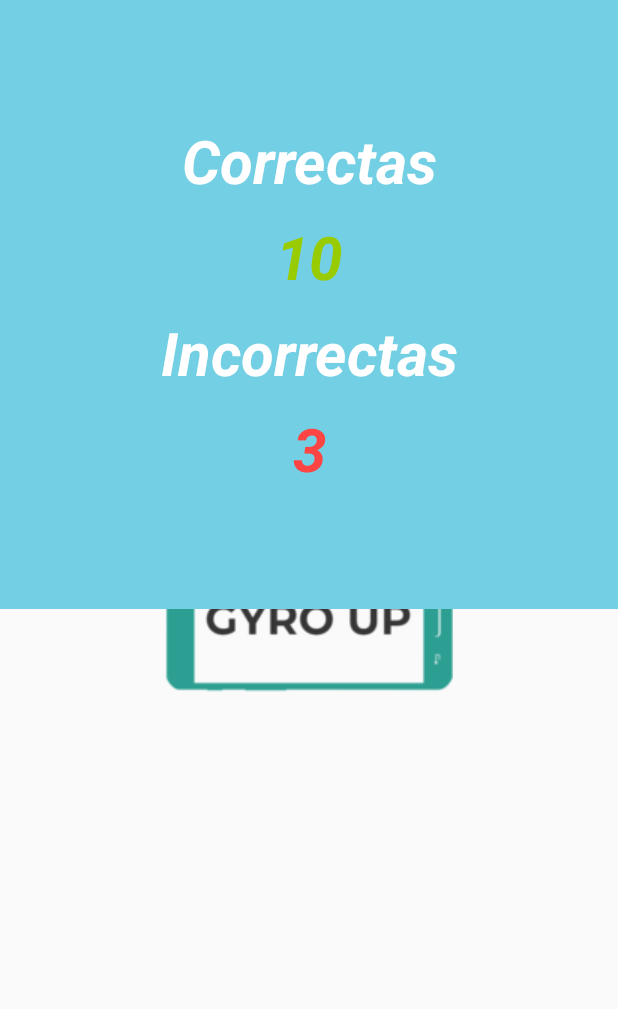
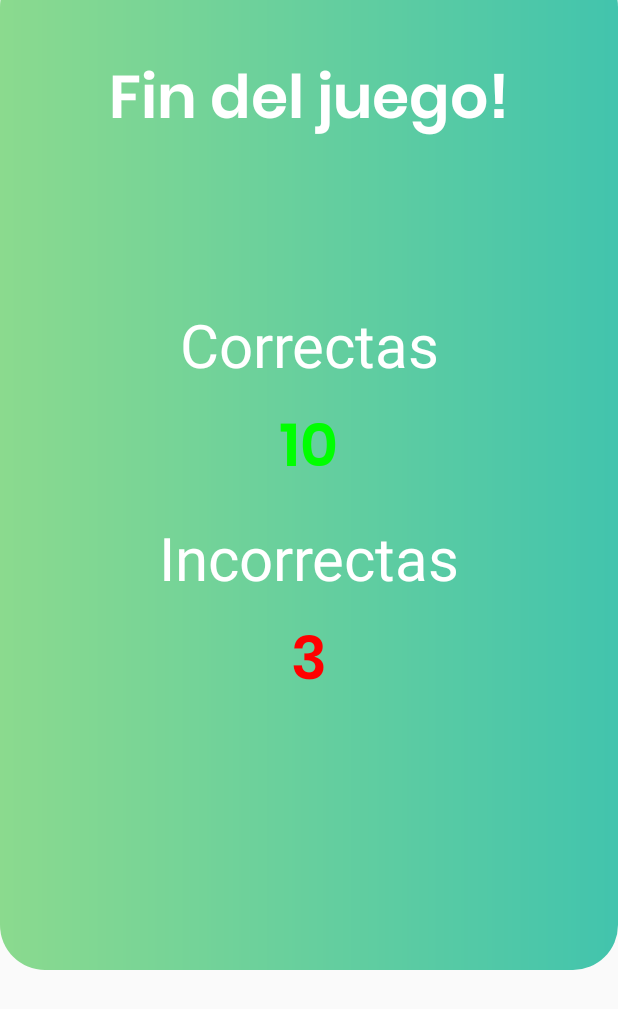
Before and after one commit to JoseRFelix/heads-up-clone, an Android app: the layout activity_result.xml on its own in the app's theme, with its tools: preview values and no code run, on a phone screen of 412 x 824 dp. Shown: the top 1009 px of the screen. Run offline under Robolectric (Android 15) with nearby library versions, the phone set to English and light mode, and no system bars.

Commit message:
Modifiqué el activity_juego y el activity_result

```diff
--- a/app/src/main/res/layout/activity_juego.xml
+++ b/app/src/main/res/layout/activity_juego.xml
@@ -4,7 +4,13 @@
     xmlns:tools="http://schemas.android.com/tools"
     android:layout_width="match_parent"
     android:layout_height="match_parent"
-    android:background="#73CFE3">
+    android:background="@drawable/bg_gradient_rounded"
+    android:orientation="horizontal"
+    android:paddingLeft="40dp"
+    android:paddingTop="10dp"
+    tools:ignore="MissingConstraints"
+    android:layout_marginLeft="-25dp"
+    android:layout_marginRight="-25dp">
 
     <RelativeLayout
         android:layout_width="wrap_content"
--- a/app/src/main/res/layout/activity_result.xml
+++ b/app/src/main/res/layout/activity_result.xml
@@ -4,18 +4,35 @@
     xmlns:tools="http://schemas.android.com/tools"
     android:layout_width="match_parent"
     android:layout_height="wrap_content"
-    android:background="@color/BackgroundBlue"
+    android:background="@drawable/bg_gradient_rounded"
+    android:orientation="vertical"
     android:gravity="center"
-    android:orientation="vertical"
-    android:padding="80dp">
+    android:paddingTop="60dp"
+    android:paddingLeft="60dp"
+    android:paddingRight="60dp"
+    android:paddingBottom="170dp"
+    tools:ignore="MissingConstraints"
+    android:layout_marginTop="-25dp"
+>
+
+    <TextView
+        android:layout_width="wrap_content"
+        android:layout_height="wrap_content"
+        android:layout_marginBottom="100dp"
+        android:fontFamily="@font/poppins_semibold"
+        android:gravity="center"
+        android:text="Fin del juego!"
+        android:textColor="#fff"
+        android:textSize="40dp" />
 
     <LinearLayout
         android:layout_width="match_parent"
         android:layout_height="wrap_content"
-        android:layout_weight="1"
-        android:gravity="center"
         android:layout_marginBottom="10dp"
-        android:orientation="vertical">
+        android:orientation="vertical"
+        android:fontFamily="@font/poppins_light"
+
+        >
 
         <TextView
             android:id="@+id/correct_Strings_Label"
@@ -26,16 +43,15 @@
             android:text="Correctas"
             android:textColor="#fff"
             android:textSize="40sp"
-            android:textStyle="bold|italic" />
-
+        />
         <TextView
             android:id="@+id/number_of_correct_strings"
             android:layout_width="match_parent"
             android:layout_height="wrap_content"
+            android:textColor="#00FF00"
             android:gravity="center_horizontal"
-            android:textColor="@android:color/holo_green_light"
+            android:fontFamily="@font/poppins_semibold"
             android:textSize="40sp"
-            android:textStyle="bold|italic"
             tools:text="10" />
 
     </LinearLayout>
@@ -43,9 +59,7 @@
     <LinearLayout
         android:layout_width="match_parent"
         android:layout_height="wrap_content"
-        android:layout_weight="1"
-
-        android:gravity="center"
+        android:fontFamily="@font/poppins_light"
         android:orientation="vertical">
 
         <TextView
@@ -57,17 +71,16 @@
             android:text="Incorrectas"
             android:textColor="#fff"
             android:textSize="40sp"
-            android:textStyle="bold|italic"
             tools:text="Incorrectas" />
 
         <TextView
             android:id="@+id/number_of_skipped_strings"
             android:layout_width="match_parent"
             android:layout_height="wrap_content"
+            android:fontFamily="@font/poppins_semibold"
             android:gravity="center_horizontal"
-            android:textColor="@android:color/holo_red_light"
+            android:textColor="#FF0000"
             android:textSize="40sp"
-            android:textStyle="bold|italic"
             tools:text="3" />
     </LinearLayout>
 </LinearLayout><!--<ImageView--><!--android:layout_width="match_parent"--><!--android:layout_height="wrap_content"--><!--android:src="@drawable/divider"/>--><!--<ListView--><!--android:layout_width="wrap_content"--><!--android:layout_height="wrap_content"--><!--android:id="@+id/strings_list_view">--><!--<TextView--><!--android:layout_width="match_parent"--><!--android:layout_height="wrap_content"--><!--android:padding="5dp"--><!--android:id="@+id/string"--><!--android:textColor="#fff"/>--><!--</ListView>-->
```
